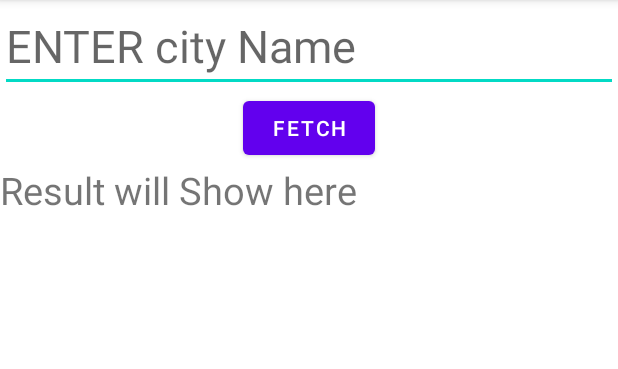
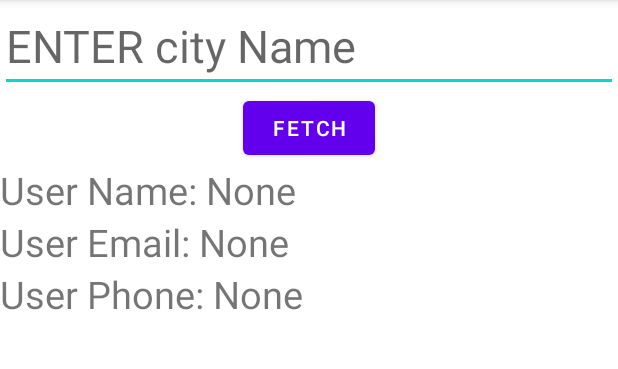
Before and after one commit to thuanhaine/App-Mobile, an Android app: the screen it shows after launch (MainActivity), after a tap on "FETCH", on a phone screen of 412 x 824 dp, the part 84-453 px from its top. Run offline under Robolectric (Android 15) with nearby library versions, the phone set to English and light mode, and no system bars; network calls fail; 2 statements that could not run were skipped.

```diff
--- a/connect_api/app/src/main/java/com/example/connect_api/MainActivity.java
+++ b/connect_api/app/src/main/java/com/example/connect_api/MainActivity.java
@@ -17,6 +17,7 @@ import org.json.JSONException;
 import org.json.JSONObject;
 import org.w3c.dom.Text;
 
+import java.io.Console;
 import java.io.IOException;
 import java.net.MalformedURLException;
 import java.net.URL;
@@ -24,7 +25,7 @@ import java.net.URL;
 public class MainActivity extends AppCompatActivity implements View.OnClickListener{
 
     EditText cityEd;
-    TextView resultTv;
+    TextView outputName, outputEmail,outputPhone;
     Button btnFetch;
     String cityName;
 
@@ -34,7 +35,9 @@ public class MainActivity extends AppCompatActivity implements View.OnClickListe
         setContentView(R.layout.activity_main);
 
         cityEd = findViewById(R.id.city_et);
-        resultTv = findViewById(R.id.result_tv);
+        outputName = findViewById(R.id.output_name_tv);
+        outputEmail = findViewById(R.id.output_email_tv);
+        outputPhone = findViewById(R.id.output_phone_tv);
         btnFetch = findViewById(R.id.btn_fet);
 
         btnFetch.setOnClickListener(this);
@@ -53,7 +56,7 @@ public class MainActivity extends AppCompatActivity implements View.OnClickListe
     }
 
     public void getData( ) throws MalformedURLException {
-        Uri uri = Uri.parse("https://datausa.io/api/data?drilldowns=State&measures=Population&year=latest").buildUpon().build();
+        Uri uri = Uri.parse("https://jsonplaceholder.typicode.com/users").buildUpon().build();
         URL url = new URL(uri.toString());
         new DOTask().execute(url);
     }
@@ -83,24 +86,27 @@ public class MainActivity extends AppCompatActivity implements View.OnClickListe
         public void parseJon (String data) throws JSONException{
             JSONObject jsonObject = null;
             try {
-                jsonObject = new JSONObject(data);
+//                jsonObject = new JSONObject(" {\"data\": " + data + "}");
+                System.out.println("hehe"+data);
+//                JSONArray dataArray = jsonObject.getJSONArray("data");
+                JSONArray dataArray = new JSONArray(data);
+                for (int i = 0; i<dataArray.length();i++){
+                    JSONObject dataItem = dataArray.getJSONObject(i);
+                    String userN = dataItem.get("username").toString();
+                    if(userN.equals(cityName)){
+                        outputName.setText(dataItem.get("name").toString());
+                        outputEmail.setText(dataItem.get("email").toString());
+                        outputPhone.setText(dataItem.get("phone").toString());
+                        break;
+                    }
+                    else {
+                        outputName.setText("Not found");
+                    }
+                }
             }catch (JSONException e){
                 e.printStackTrace();
             }
-            JSONArray cityArray = jsonObject.getJSONArray("data");
 
-            for (int i = 0; i<cityArray.length();i++){
-                JSONObject cityo = cityArray.getJSONObject(i);
-                String cityn = cityo.get("State").toString();
-                if(cityn.equals(cityName)){
-                    String population = cityo.get("Population").toString();
-                    resultTv.setText(population);
-                    break;
-                }
-                else {
-                    resultTv.setText("Not found");
-                }
-            }
         }
     }
 }
--- a/connect_api/app/src/main/res/layout/activity_main.xml
+++ b/connect_api/app/src/main/res/layout/activity_main.xml
@@ -21,11 +21,57 @@
         android:id="@+id/btn_fet"
         android:layout_gravity="center" />
 
-    <TextView
-        android:layout_width="wrap_content"
+    <LinearLayout
+        android:layout_width="match_parent"
         android:layout_height="wrap_content"
-        android:text="Result will Show here"
-        android:textSize="25sp"
-        android:id="@+id/result_tv"/>
+        android:orientation="horizontal">
+        <TextView
+            android:layout_width="wrap_content"
+            android:layout_height="wrap_content"
+            android:text="User Name: "
+            android:textSize="25sp"
+            android:id="@+id/lable_name_tv"/>
+        <TextView
+            android:layout_width="wrap_content"
+            android:layout_height="wrap_content"
+            android:text="None"
+            android:textSize="25sp"
+            android:id="@+id/output_name_tv"/>
+    </LinearLayout>
+    <LinearLayout
+        android:layout_width="match_parent"
+        android:layout_height="wrap_content"
+        android:orientation="horizontal">
+        <TextView
+            android:layout_width="wrap_content"
+            android:layout_height="wrap_content"
+            android:text="User Email: "
+            android:textSize="25sp"
+            android:id="@+id/lable_email_tv"/>
+        <TextView
+            android:layout_width="wrap_content"
+            android:layout_height="wrap_content"
+            android:text="None"
+            android:textSize="25sp"
+            android:id="@+id/output_email_tv"/>
+    </LinearLayout>
+    <LinearLayout
+        android:layout_width="match_parent"
+        android:layout_height="wrap_content"
+        android:orientation="horizontal">
+        <TextView
+            android:layout_width="wrap_content"
+            android:layout_height="wrap_content"
+            android:text="User Phone: "
+            android:textSize="25sp"
+            android:id="@+id/lable_phone_tv"/>
+        <TextView
+            android:layout_width="wrap_content"
+            android:layout_height="wrap_content"
+            android:text="None"
+            android:textSize="25sp"
+            android:id="@+id/output_phone_tv"/>
+    </LinearLayout>
+
 
 </LinearLayout>
```
Also changed, not shown: thuc_hanh/buoi1/bt1/app/src/main/java/com/example/bt1/MainActivity.java (added, +14 -0 lines), thuc_hanh/buoi1/bt1/app/src/main/res/layout/activity_main.xml (added, +9 -0 lines), thuc_hanh/buoi1/bt1/app/src/main/res/drawable/android.png (added).
